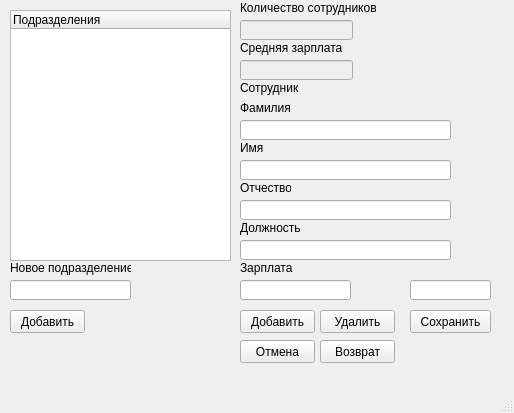
First picture: the form in mainwindow.ui, repository Seathe14/EmployeeAdderXML, before the edit.
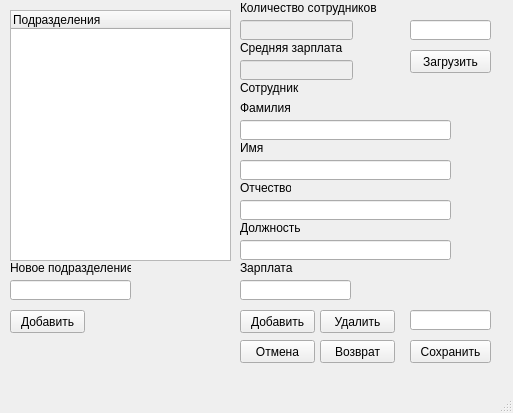
Second picture: the form after the edit.

Patch:
```diff
--- a/mainwindow.ui
+++ b/mainwindow.ui
@@ -6,7 +6,7 @@
    <rect>
     <x>0</x>
     <y>0</y>
-    <width>514</width>
+    <width>513</width>
     <height>413</height>
    </rect>
   </property>
@@ -304,7 +304,7 @@
     <property name="geometry">
      <rect>
       <x>410</x>
-      <y>280</y>
+      <y>310</y>
       <width>81</width>
       <height>20</height>
      </rect>
@@ -320,7 +320,7 @@
     <property name="geometry">
      <rect>
       <x>410</x>
-      <y>310</y>
+      <y>340</y>
       <width>81</width>
       <height>23</height>
      </rect>
@@ -329,6 +329,35 @@
      <string>Сохранить</string>
     </property>
    </widget>
+   <widget class="QLineEdit" name="loadLE">
+    <property name="geometry">
+     <rect>
+      <x>410</x>
+      <y>20</y>
+      <width>81</width>
+      <height>20</height>
+     </rect>
+    </property>
+    <property name="inputMask">
+     <string/>
+    </property>
+    <property name="text">
+     <string/>
+    </property>
+   </widget>
+   <widget class="QPushButton" name="loadBtn">
+    <property name="geometry">
+     <rect>
+      <x>410</x>
+      <y>50</y>
+      <width>81</width>
+      <height>23</height>
+     </rect>
+    </property>
+    <property name="text">
+     <string>Загрузить</string>
+    </property>
+   </widget>
   </widget>
   <widget class="QMenuBar" name="menubar">
    <property name="geometry">
```
Left out of the diff: 2 changed lines with no effect on the pictures.
